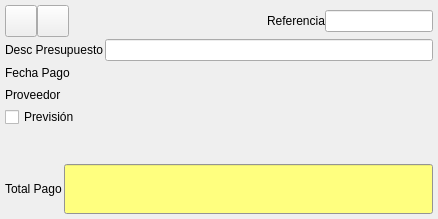
First picture: the form in bulmages/bulmafact/src/pagobase.ui, repository eboladev/Bulmages-1, before the edit.
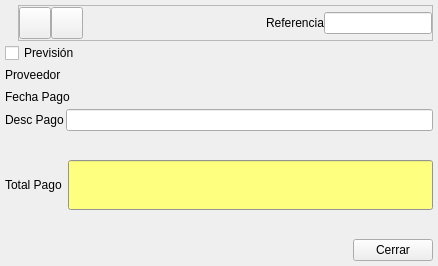
Second picture: the form after the edit. Icons and pictures are not drawn. Custom widgets are drawn as their Qt base class.

```diff
--- a/bulmages/bulmafact/src/pagobase.ui
+++ b/bulmages/bulmafact/src/pagobase.ui
@@ -9,7 +9,7 @@
     <x>0</x>
     <y>0</y>
     <width>438</width>
-    <height>219</height>
+    <height>266</height>
    </rect>
   </property>
   <property name="windowTitle" >
@@ -31,6 +31,45 @@
       <number>0</number>
      </property>
      <property name="spacing" >
+      <number>6</number>
+     </property>
+     <item>
+      <widget class="QLabel" name="label" >
+       <property name="text" >
+        <string/>
+       </property>
+       <property name="pixmap" >
+        <pixmap resource="../../bulmages-recursos-graficos.qrc" >:/Bulmafact48x48/images/png/48x48/i_bulmages_pagos.48x48.png</pixmap>
+       </property>
+      </widget>
+     </item>
+     <item>
+      <widget class="QFrame" name="frame" >
+       <property name="sizePolicy" >
+        <sizepolicy>
+         <hsizetype>5</hsizetype>
+         <vsizetype>0</vsizetype>
+         <horstretch>0</horstretch>
+         <verstretch>0</verstretch>
+        </sizepolicy>
+       </property>
+       <property name="minimumSize" >
+        <size>
+         <width>16</width>
+         <height>36</height>
+        </size>
+       </property>
+       <property name="frameShape" >
+        <enum>QFrame::StyledPanel</enum>
+       </property>
+       <property name="frameShadow" >
+        <enum>QFrame::Raised</enum>
+       </property>
+       <layout class="QHBoxLayout" >
+        <property name="margin" >
+         <number>0</number>
+        </property>
+        <property name="spacing" >
       <number>0</number>
      </property>
      <item>
@@ -99,8 +138,8 @@
        </property>
        <property name="sizeHint" >
         <size>
-         <width>160</width>
-         <height>21</height>
+            <width>213</width>
+            <height>32</height>
         </size>
        </property>
       </spacer>
@@ -133,6 +172,16 @@
       </widget>
      </item>
     </layout>
+      </widget>
+     </item>
+    </layout>
+   </item>
+   <item>
+    <widget class="QCheckBox" name="mui_previsionpago" >
+     <property name="text" >
+      <string>Previsión</string>
+     </property>
+    </widget>
    </item>
    <item>
     <layout class="QHBoxLayout" >
@@ -143,22 +192,37 @@
       <number>2</number>
      </property>
      <item>
-      <widget class="QLabel" name="textLabel1_2_2_3_2" >
-       <property name="sizePolicy" >
-        <sizepolicy>
-         <hsizetype>1</hsizetype>
-         <vsizetype>5</vsizetype>
-         <horstretch>0</horstretch>
-         <verstretch>0</verstretch>
-        </sizepolicy>
-       </property>
+      <widget class="QLabel" name="textLabel1_2_3_2" >
        <property name="text" >
-        <string>Desc Presupuesto</string>
+        <string>Proveedor</string>
        </property>
       </widget>
      </item>
      <item>
-      <widget class="QLineEdit" name="mui_comentpago" />
+      <widget class="BusquedaProveedor" name="mui_proveedor" >
+       <property name="minimumSize" >
+        <size>
+         <width>250</width>
+         <height>0</height>
+        </size>
+       </property>
+      </widget>
+     </item>
+     <item>
+      <spacer>
+       <property name="orientation" >
+        <enum>Qt::Horizontal</enum>
+       </property>
+       <property name="sizeType" >
+        <enum>QSizePolicy::Expanding</enum>
+       </property>
+       <property name="sizeHint" >
+        <size>
+         <width>160</width>
+         <height>20</height>
+        </size>
+       </property>
+      </spacer>
      </item>
     </layout>
    </item>
@@ -216,47 +280,28 @@
       <number>2</number>
      </property>
      <item>
-      <widget class="QLabel" name="textLabel1_2_3_2" >
+      <widget class="QLabel" name="textLabel1_2_2_3_2" >
+       <property name="sizePolicy" >
+        <sizepolicy>
+         <hsizetype>1</hsizetype>
+         <vsizetype>5</vsizetype>
+         <horstretch>0</horstretch>
+         <verstretch>0</verstretch>
+        </sizepolicy>
+       </property>
        <property name="text" >
-        <string>Proveedor</string>
+        <string>Desc Pago</string>
        </property>
-      </widget>
-     </item>
-     <item>
-      <widget class="BusquedaProveedor" name="mui_proveedor" >
-       <property name="minimumSize" >
-        <size>
-         <width>250</width>
-         <height>0</height>
-        </size>
+       <property name="buddy" >
+        <cstring>mui_comentpago</cstring>
        </property>
       </widget>
      </item>
      <item>
-      <spacer>
-       <property name="orientation" >
-        <enum>Qt::Horizontal</enum>
-       </property>
-       <property name="sizeType" >
-        <enum>QSizePolicy::Expanding</enum>
-       </property>
-       <property name="sizeHint" >
-        <size>
-         <width>160</width>
-         <height>20</height>
-        </size>
-       </property>
-      </spacer>
+      <widget class="QLineEdit" name="mui_comentpago" />
      </item>
     </layout>
    </item>
-   <item>
-    <widget class="QCheckBox" name="mui_previsionpago" >
-     <property name="text" >
-      <string>Previsión</string>
-     </property>
-    </widget>
-   </item>
    <item>
     <spacer>
      <property name="orientation" >
@@ -267,8 +312,8 @@
      </property>
      <property name="sizeHint" >
       <size>
-       <width>31</width>
-       <height>151</height>
+       <width>420</width>
+       <height>16</height>
       </size>
      </property>
     </spacer>
@@ -279,7 +324,7 @@
       <number>0</number>
      </property>
      <property name="spacing" >
-      <number>2</number>
+      <number>6</number>
      </property>
      <item>
       <widget class="QLabel" name="textLabel1_4_4" >
@@ -580,6 +625,52 @@
        <property name="text" >
         <string/>
        </property>
+       <property name="alignment" >
+        <set>Qt::AlignRight</set>
+       </property>
+      </widget>
+     </item>
+    </layout>
+   </item>
+   <item>
+    <spacer>
+     <property name="orientation" >
+      <enum>Qt::Vertical</enum>
+     </property>
+     <property name="sizeHint" >
+      <size>
+       <width>20</width>
+       <height>16</height>
+      </size>
+     </property>
+    </spacer>
+   </item>
+   <item>
+    <layout class="QHBoxLayout" >
+     <property name="margin" >
+      <number>0</number>
+     </property>
+     <property name="spacing" >
+      <number>6</number>
+     </property>
+     <item>
+      <spacer>
+       <property name="orientation" >
+        <enum>Qt::Horizontal</enum>
+       </property>
+       <property name="sizeHint" >
+        <size>
+         <width>40</width>
+         <height>20</height>
+        </size>
+       </property>
+      </spacer>
+     </item>
+     <item>
+      <widget class="QPushButton" name="pushButton" >
+       <property name="text" >
+        <string>Cerrar</string>
+       </property>
       </widget>
      </item>
     </layout>
@@ -589,13 +680,6 @@
  <layoutdefault spacing="2" margin="5" />
  <pixmapfunction></pixmapfunction>
  <customwidgets>
-  <customwidget>
-   <class>BusquedaProveedor</class>
-   <extends></extends>
-   <header>busquedaproveedor.h</header>
-   <container>0</container>
-   <pixmap></pixmap>
-  </customwidget>
   <customwidget>
    <class>BusquedaFecha</class>
    <extends></extends>
@@ -603,6 +687,13 @@
    <container>0</container>
    <pixmap></pixmap>
   </customwidget>
+  <customwidget>
+   <class>BusquedaProveedor</class>
+   <extends></extends>
+   <header>busquedaproveedor.h</header>
+   <container>0</container>
+   <pixmap></pixmap>
+  </customwidget>
  </customwidgets>
  <tabstops>
   <tabstop>mui_refpago</tabstop>
```
Left out of the diff: 29 changed lines with no effect on the pictures. Lines whose indentation alone changed are shown as unchanged.
